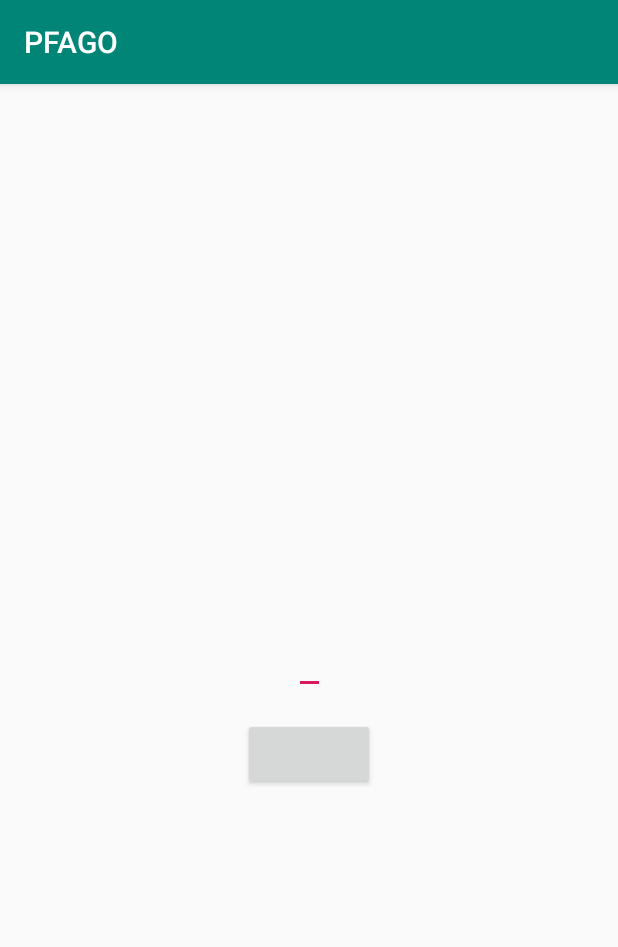
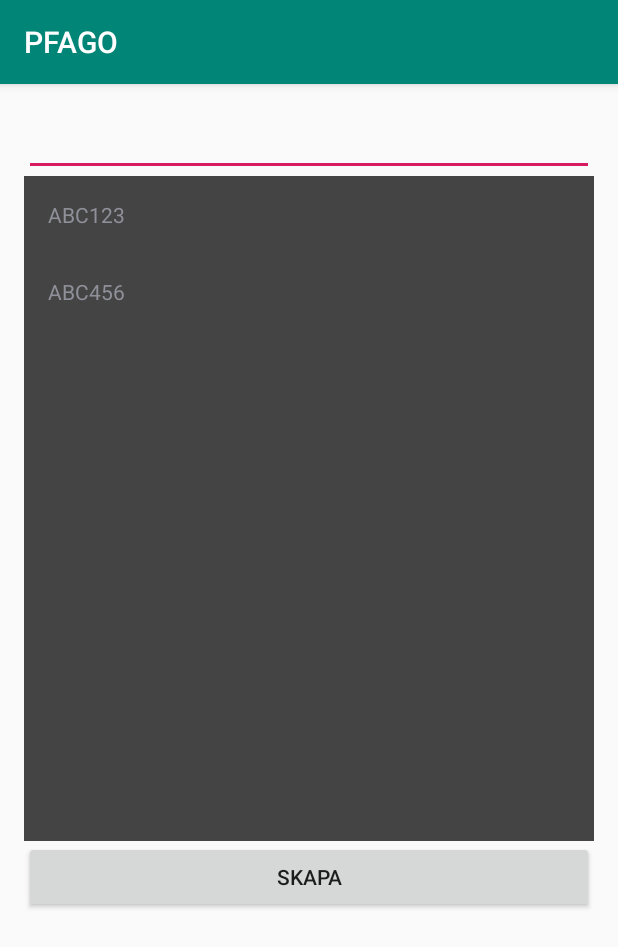
Before and after one commit to GlennSvanberg/PFAGO, an Android app: the screen it shows after launch (MainActivity), on a phone screen of 412 x 824 dp. Shown: the top 947 px of the screen. Run offline under Robolectric (Android 15) with nearby library versions, the phone set to English and light mode, and no system bars.

Commit message:
Add recyclerView to main showing searchresult

```diff
--- a/app/build.gradle
+++ b/app/build.gradle
@@ -26,4 +26,5 @@ dependencies {
     testImplementation 'junit:junit:4.12'
     androidTestImplementation 'androidx.test.ext:junit:1.1.0'
     androidTestImplementation 'androidx.test.espresso:espresso-core:3.1.1'
+    implementation 'androidx.recyclerview:recyclerview:1.1.0'
 }
--- a/app/src/main/java/com/svanberggroup/pfago/Activities/MainActivity.java
+++ b/app/src/main/java/com/svanberggroup/pfago/Activities/MainActivity.java
@@ -1,9 +1,19 @@
 package com.svanberggroup.pfago.Activities;
 
+import androidx.annotation.NonNull;
 import androidx.appcompat.app.AppCompatActivity;
+import androidx.recyclerview.widget.LinearLayoutManager;
+import androidx.recyclerview.widget.RecyclerView;
+
 import android.os.Bundle;
+import android.util.Log;
+import android.view.LayoutInflater;
+import android.view.View;
+import android.view.ViewGroup;
+import android.widget.EditText;
+import android.widget.TextView;
 
-import com.svanberggroup.pfago.Models.Inspection;
+import com.svanberggroup.pfago.Models.Transport;
 import com.svanberggroup.pfago.Models.Party;
 import com.svanberggroup.pfago.Models.Trailer;
 import com.svanberggroup.pfago.Models.Vehicle;
@@ -11,25 +21,81 @@ import com.svanberggroup.pfago.R;
 import com.svanberggroup.pfago.Models.Location;
 
 import java.util.ArrayList;
-import java.util.Date;
 import java.util.List;
 
 public class MainActivity extends AppCompatActivity {
 
-    private List<Inspection> inspections;
+    private List<Transport> transports;
+
+    private EditText mQuery;
+    private RecyclerView mRecyclerView;
+    private RecyclerView.Adapter mAdapter;
+    private RecyclerView.LayoutManager layoutManager;
 
     @Override
     protected void onCreate(Bundle savedInstanceState) {
         super.onCreate(savedInstanceState);
         setContentView(R.layout.activity_main);
+        createDummyData();
+        for(Transport transport : transports) {
+            Log.i("TEST", transport.getNumber()+ "");
+        }
 
-        createDummyData();
+        mRecyclerView = (RecyclerView) findViewById(R.id.recyclerView);
+        layoutManager = new LinearLayoutManager(this);
+        mRecyclerView.setLayoutManager(layoutManager);
+        mAdapter = new TransportAdapter(transports);
+        mRecyclerView.setAdapter(mAdapter);
+
+        mQuery = (EditText) findViewById(R.id.query);
+        mQuery.requestFocus();
+
 
     }
+    private class TransportHolder extends RecyclerView.ViewHolder {
+
+        private Transport transport;
+        private TextView textView;
+        public TransportHolder(LayoutInflater inflater, ViewGroup parent) {
+            super(inflater.inflate(R.layout.transport_list_item,parent, false));
+             textView = itemView.findViewById(R.id.name);
+        }
+        public void bind(Transport transport) {
+            this.transport = transport;
+            textView.setText(transport.getVehicle().getRegNr());
+        }
+    }
+    private class TransportAdapter extends RecyclerView.Adapter<TransportHolder> {
+        private List<Transport> transports;
+
+        private TransportAdapter(List<Transport> transports) {
+            this.transports = transports;
+        }
+
+        @NonNull
+        @Override
+        public TransportHolder onCreateViewHolder(@NonNull ViewGroup parent, int viewType) {
+            LayoutInflater layoutInflater = LayoutInflater.from(getApplicationContext());
+            return new TransportHolder(layoutInflater, parent);
+        }
+
+        @Override
+        public void onBindViewHolder(@NonNull TransportHolder holder, int position) {
+            Transport transport = transports.get(position);
+            holder.bind(transport);
+
+        }
+
+        @Override
+        public int getItemCount() {
+            return transports.size();
+        }
+    }
+
 
     private void createDummyData(){
 
-        inspections = new ArrayList<>();
+        transports = new ArrayList<>();
 
         Location sender = new Location("Malmgatan 34 Halmstad", "LKAB, port 22", "0600-352362");
         Location receiver = new Location("Raketgatan Kiruna", "GKN, södra", "010-0525252");
@@ -41,7 +107,7 @@ public class MainActivity extends AppCompatActivity {
         Vehicle truckContainer = new Vehicle("SE", "ABC123", container);
         Vehicle truckSemi = new Vehicle("SE", "ABC456", semi);
 
-        Inspection a = new Inspection();
+        Transport a = new Transport();
         a.setNumber(1);
         a.setPlace("Uddevalla");
         a.setType("väg");
@@ -50,19 +116,18 @@ public class MainActivity extends AppCompatActivity {
         a.setDriver(driver);
         a.setSender(sender);
         a.setReceiver(receiver);
-        inspections.add(a);
+        transports.add(a);
 
-        Inspection b = new Inspection();
-        a.setNumber(2);
-        a.setPlace("Göteborg");
-        a.setType("Hamnterminal");
-        a.setVehicle(truckSemi);
-        a.setCompany(company);
-        a.setDriver(driver);
-        a.setSender(sender);
-        a.setReceiver(receiver);
-
-        inspections.add(b);
+        Transport b = new Transport();
+        b.setNumber(2);
+        b.setPlace("Göteborg");
+        b.setType("Hamnterminal");
+        b.setVehicle(truckSemi);
+        b.setCompany(company);
+        b.setDriver(driver);
+        b.setSender(sender);
+        b.setReceiver(receiver);
+        transports.add(b);
 
     }
 }
--- a/app/src/main/java/com/svanberggroup/pfago/Models/Inspection.java
+++ b/app/src/main/java/com/svanberggroup/pfago/Models/Transport.java
@@ -2,7 +2,7 @@ package com.svanberggroup.pfago.Models;
 
 import java.util.Date;
 
-public class Inspection {
+public class Transport {
 
     private int number;
     private Date date;
@@ -17,7 +17,7 @@ public class Inspection {
     private Location sender;
     private Location receiver;
 
-    public Inspection() {
+    public Transport() {
         date = new Date();
     }
     public int getNumber() {
--- a/app/src/main/res/layout/activity_main.xml
+++ b/app/src/main/res/layout/activity_main.xml
@@ -7,21 +7,41 @@
     tools:context=".Activities.MainActivity">
 
     <EditText
-        android:id="@+id/editText"
-        android:layout_width="wrap_content"
+        android:id="@+id/query"
+        android:layout_width="0dp"
         android:layout_height="wrap_content"
-        app:layout_constraintBottom_toBottomOf="parent"
+        android:layout_marginLeft="16dp"
+        android:layout_marginTop="16dp"
+        android:layout_marginRight="16dp"
+        android:inputType="textFilter|textCapCharacters"
         app:layout_constraintLeft_toLeftOf="parent"
         app:layout_constraintRight_toRightOf="parent"
         app:layout_constraintTop_toTopOf="parent" />
 
+    <androidx.recyclerview.widget.RecyclerView
+        android:id="@+id/recyclerView"
+        android:layout_width="match_parent"
+        android:layout_height="0dp"
+        android:layout_marginStart="16dp"
+        android:layout_marginEnd="16dp"
+        android:background="#444444"
+        app:layout_constraintBottom_toTopOf="@id/button"
+        app:layout_constraintEnd_toEndOf="parent"
+        app:layout_constraintStart_toStartOf="parent"
+        app:layout_constraintTop_toBottomOf="@+id/query" />
+
     <Button
         android:id="@+id/button"
-        android:layout_width="wrap_content"
+        android:layout_width="0dp"
         android:layout_height="wrap_content"
-        android:layout_marginTop="16dp"
+        android:layout_marginStart="16dp"
+        android:layout_marginTop="244dp"
+        android:layout_marginEnd="16dp"
+        android:layout_marginBottom="16dp"
+        android:text="Skapa"
+        app:layout_constraintBottom_toBottomOf="parent"
         app:layout_constraintEnd_toEndOf="parent"
         app:layout_constraintStart_toStartOf="parent"
-        app:layout_constraintTop_toBottomOf="@+id/editText" />
+        app:layout_constraintTop_toBottomOf="@+id/query" />
 
 </androidx.constraintlayout.widget.ConstraintLayout>
--- /dev/null
+++ b/app/src/main/res/layout/transport_list_item.xml
@@ -0,0 +1,11 @@
+<?xml version="1.0" encoding="utf-8"?>
+<LinearLayout xmlns:android="http://schemas.android.com/apk/res/android"
+    android:orientation="horizontal" android:layout_width="match_parent"
+    android:layout_height="wrap_content">
+    <TextView
+        android:layout_margin="16dp"
+        android:id="@+id/name"
+        android:layout_width="match_parent"
+        android:layout_height="wrap_content"></TextView>
+
+</LinearLayout>
```
